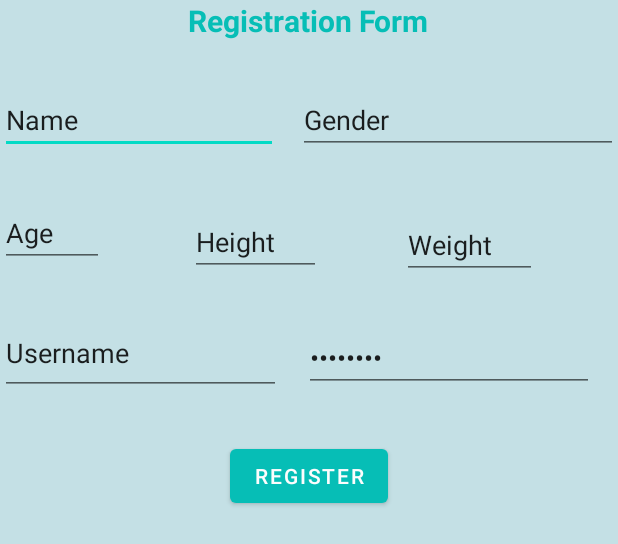
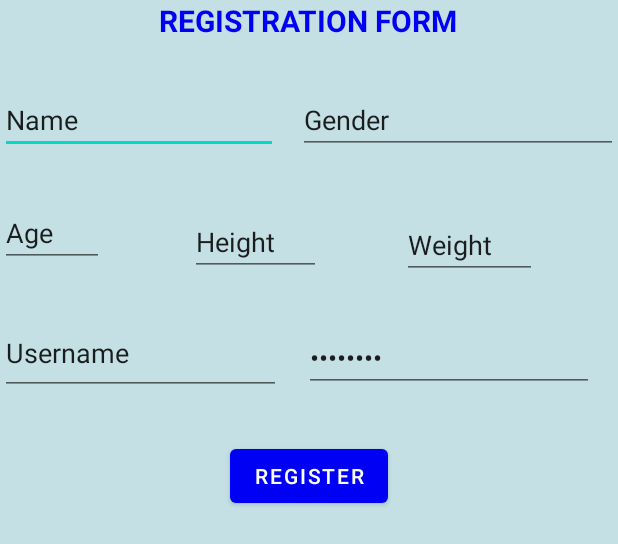
Before and after one commit to khushbupanchal15/Step-Counter-Project, an Android app: the layout activity_registration.xml on its own in the app's theme, with its tools: preview values and no code run, on a phone screen of 412 x 824 dp. Shown: the top 544 px of the screen. Run offline under Robolectric (Android 15) with nearby library versions, the phone set to English and light mode, and no system bars.

Commit message:
Added login and registration modules

```diff
--- a/app/build.gradle
+++ b/app/build.gradle
@@ -26,13 +26,19 @@ android {
         sourceCompatibility JavaVersion.VERSION_1_8
         targetCompatibility JavaVersion.VERSION_1_8
     }
+
 }
 
 dependencies {
 
     implementation 'androidx.appcompat:appcompat:1.3.1'
     implementation 'com.google.android.material:material:1.4.0'
+    implementation 'androidx.annotation:annotation:1.2.0'
     implementation 'androidx.constraintlayout:constraintlayout:2.1.0'
+    implementation 'androidx.lifecycle:lifecycle-livedata-ktx:2.3.1'
+    implementation 'androidx.lifecycle:lifecycle-viewmodel-ktx:2.3.1'
+    implementation 'androidx.navigation:navigation-fragment:2.3.5'
+    implementation 'androidx.navigation:navigation-ui:2.3.5'
     testImplementation 'junit:junit:4.+'
     androidTestImplementation 'androidx.test.ext:junit:1.1.3'
     androidTestImplementation 'androidx.test.espresso:espresso-core:3.4.0'
--- a/app/src/main/res/layout/activity_main.xml
+++ b/app/src/main/res/layout/activity_main.xml
@@ -62,7 +62,8 @@
         android:layout_width="wrap_content"
         android:layout_height="wrap_content"
         android:text="Next"
-        app:backgroundTint="#182A8E"
+        android:onClick="Login"
+        app:backgroundTint="#0001F4"
         app:layout_constraintBottom_toBottomOf="@+id/image"
         app:layout_constraintEnd_toEndOf="parent"
         app:layout_constraintStart_toStartOf="parent"
--- a/app/src/main/res/layout/activity_registration.xml
+++ b/app/src/main/res/layout/activity_registration.xml
@@ -13,8 +13,8 @@
         android:layout_height="wrap_content"
         android:layout_centerHorizontal="true"
         android:layout_marginBottom="30dp"
-        android:text="Registration Form"
-        android:textColor="#06BEB6"
+        android:text="REGISTRATION FORM"
+        android:textColor="#0001F4"
         android:textSize="20sp"
         android:textStyle="bold" />
 
@@ -96,7 +96,7 @@
         android:text="Password" />
 
     <Button
-        android:id="@+id/button"
+        android:id="@+id/btn_reg"
         android:layout_width="wrap_content"
         android:layout_height="wrap_content"
         android:layout_below="@id/Username"
@@ -104,5 +104,5 @@
         android:layout_marginTop="30dp"
         android:text="Register"
         android:textColor="#FCFDFD"
-        app:backgroundTint="#06BEB6" />
+        app:backgroundTint="#0001F4" />
 </RelativeLayout>
```
Also changed, not shown: app/src/main/java/com/example/stepcounterapp/MainActivity.java (+5 -7 lines), app/src/main/res/layout/activity_login.xml (+12 -26 lines), app/src/main/res/values/strings.xml (+9 -0 lines).
